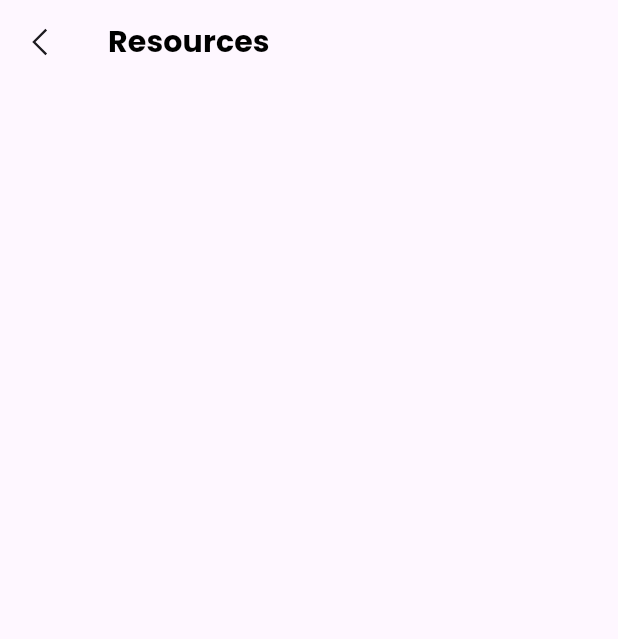
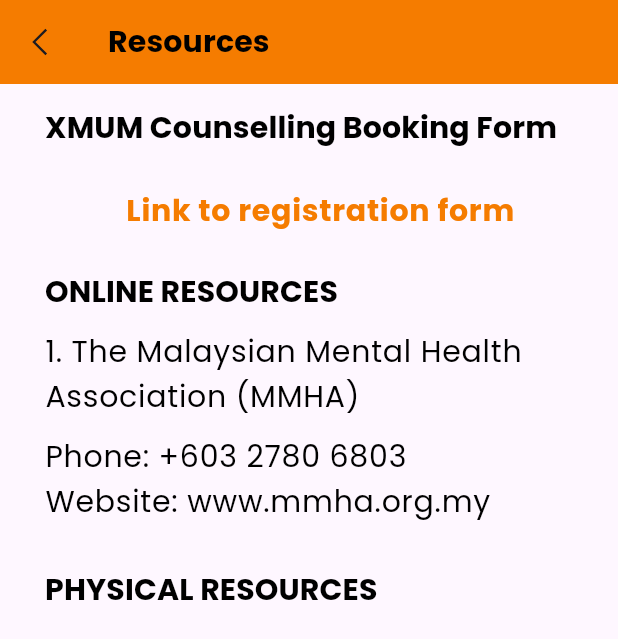
Before and after one commit to jiahui-1251/SunEase-Mental-Health-Application, a Flutter app: the ResourcesScreen screen opened directly, on a phone screen of 412 x 824 dp. Shown: the top 639 px of the screen. Run offline on Flutter 3.47's test engine with Material 3 defaults, Android fonts, the phone set to English and light mode, and no system bars; our stand-ins replace cloud_firestore, firebase_auth, firebase_core, flutter_otp_text_field, get, google_fonts and 5 more; accounts and stored records are empty.

Commit message:
URL link in resources page

```diff
--- a/lib/src/constants/text_strings.dart
+++ b/lib/src/constants/text_strings.dart
@@ -73,6 +73,9 @@ const String tMeditation = "Meditation";
 
 //Resources Screen
 const String tResources = "Resources";
+const String tXMUMCounselling = "XMUM Counselling Booking Form";
+const String tOnlineResources = "ONLINE RESOURCES";
+const String tPhysicalResources = "PHYSICAL RESOURCES";
 
 //Daily Challenges Screen
 const String tDailyChallenges = "Daily Challenges";
--- a/lib/src/features/authentication/screens/resources/resources_screen.dart
+++ b/lib/src/features/authentication/screens/resources/resources_screen.dart
@@ -1,14 +1,107 @@
 import 'package:flutter/material.dart';
+import 'package:fyp/src/constants/colors.dart';
+import 'package:fyp/src/constants/sizes.dart';
 import 'package:fyp/src/constants/text_strings.dart';
 import 'package:fyp/src/features/authentication/screens/widgets/page_title_widget.dart';
+import 'package:url_launcher/url_launcher.dart';
 
 class ResourcesScreen extends StatelessWidget {
   const ResourcesScreen({super.key});
 
+  Future<void> _launchURL(String url) async {
+    final Uri uri = Uri.parse(url);
+    if (!await launchUrl(
+      uri,
+      mode: LaunchMode.externalApplication,
+    )) {
+      throw "Cannot launch url";
+    }
+  }
+
   @override
   Widget build(BuildContext context) {
-    return const Scaffold(
-      appBar: PageTitleWidget(title: tResources),
+    return SafeArea(
+      child: Scaffold(
+        appBar: PageTitleWidget(title: tResources, backgroundColor: tOrangeColor),
+        body: SingleChildScrollView(
+          child: Column(
+            children: [
+              Padding(
+                padding: const EdgeInsets.only(left: 15),
+                child: Column(
+                  crossAxisAlignment: CrossAxisAlignment.start,
+                  children: [
+                    Padding(
+                      padding: EdgeInsets.all(15.0),
+                      child: Text(
+                        tXMUMCounselling,
+                        style: Theme.of(context).textTheme.titleSmall,
+                        maxLines: 1,
+                        overflow: TextOverflow.ellipsis,
+                      ),
+                    ),
+                    const SizedBox(height: tFormHeight - 20),
+                    Container(
+                      alignment: Alignment.centerLeft,
+                      child: Center(
+                        child: GestureDetector(
+                          onTap: () {
+                            _launchURL("https://forms.office.com/r/thC285mjta");
+                          },
+                          child: Text(
+                            "Link to registration form",
+                            style: Theme.of(context).textTheme.bodyLarge?.copyWith(
+                                  color: tOrangeColor,
+                                  fontWeight: FontWeight.bold,
+                                ),
+                            textAlign: TextAlign.left,
+                          ),
+                        ),
+                      ),
+                    ),
+                    const SizedBox(height: tFormHeight - 20),
+                    Padding(
+                      padding: EdgeInsets.all(15.0),
+                      child: Column(
+                        crossAxisAlignment: CrossAxisAlignment.start,
+                        children: [
+                          Text(
+                            tOnlineResources,
+                            style: Theme.of(context).textTheme.titleSmall,
+                            maxLines: 1,
+                            overflow: TextOverflow.ellipsis,
+                          ),
+                          const SizedBox(height: 10),
+                          Text(
+                            "1. The Malaysian Mental Health \nAssociation (MMHA)",
+                            style: Theme.of(context).textTheme.bodyLarge,
+                            overflow: TextOverflow.ellipsis,
+                          ),
+                          const SizedBox(height: 10),
+                          Text(
+                            "Phone: +603 2780 6803\nWebsite: www.mmha.org.my",
+                            style: Theme.of(context).textTheme.bodyLarge,
+                            textAlign: TextAlign.left,
+                          ),
+                        ],
+                      ),
+                    ),
+                    Padding(
+                      padding: EdgeInsets.all(15.0),
+                      child: Text(
+                        tPhysicalResources,
+                        style: Theme.of(context).textTheme.titleSmall,
+                        maxLines: 1,
+                        overflow: TextOverflow.ellipsis,
+                      ),
+                    ),
+                  ],
+                ),
+              ),
+            ],
+          ),
+        ),
+      ),
     );
   }
 }
--- a/pubspec.yaml
+++ b/pubspec.yaml
@@ -59,6 +59,9 @@ dependencies:
   iconsax_flutter: ^1.0.0
   cupertino_icons: ^1.0.2
   line_awesome_flutter: ^3.0.1
+
+  ## URL LAUNCHER
+  url_launcher: ^6.3.0
 
 dev_dependencies:
   flutter_lints: ^4.0.0
```
Also changed, not shown: pubspec.lock, 5 other files.
